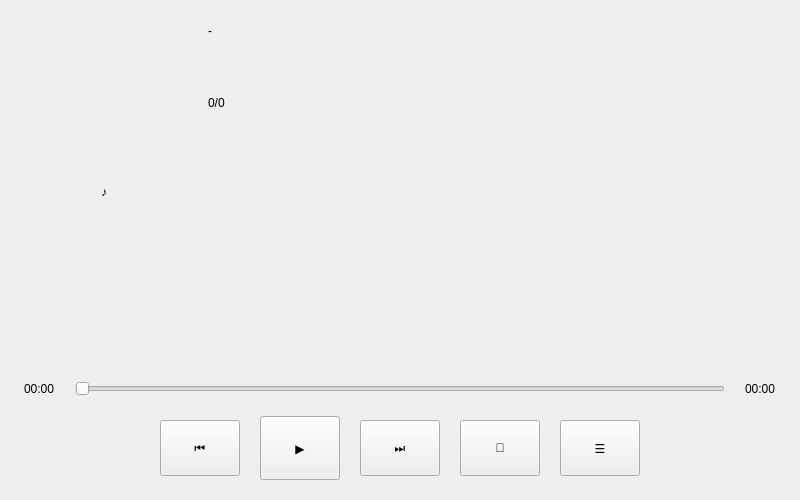
The window that playwidget.ui (Attention-C7/MusicPlayer) describes before a commit, drawn with Qt 5.
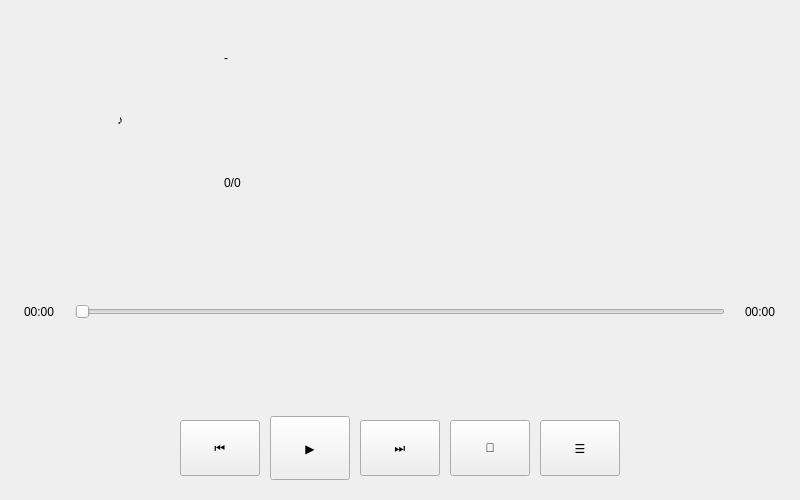
The same window after the commit.

The edit to the form file:
```diff
--- a/playwidget.ui
+++ b/playwidget.ui
@@ -31,6 +31,18 @@
    </property>
    <item>
     <layout class="QHBoxLayout" name="horizontalLayout_top">
+     <property name="leftMargin">
+      <number>16</number>
+     </property>
+     <property name="topMargin">
+      <number>16</number>
+     </property>
+     <property name="rightMargin">
+      <number>16</number>
+     </property>
+     <property name="bottomMargin">
+      <number>8</number>
+     </property>
      <property name="spacing">
       <number>24</number>
      </property>
@@ -65,7 +77,7 @@
      <item>
       <layout class="QVBoxLayout" name="verticalLayout_info">
        <property name="spacing">
-        <number>10</number>
+        <number>6</number>
        </property>
        <item>
         <widget class="QLabel" name="lbl_title">
@@ -95,19 +107,6 @@
          </property>
         </widget>
        </item>
-       <item>
-        <spacer name="verticalSpacer_info">
-         <property name="orientation">
-          <enum>Qt::Vertical</enum>
-         </property>
-         <property name="sizeHint" stdset="0">
-          <size>
-           <width>20</width>
-           <height>40</height>
-          </size>
-         </property>
-        </spacer>
-       </item>
       </layout>
      </item>
     </layout>
@@ -139,19 +138,12 @@
    </item>
    <item>
     <layout class="QHBoxLayout" name="horizontalLayout_controls">
-     <item>
-      <spacer name="horizontalSpacer_controls_left">
-       <property name="orientation">
-        <enum>Qt::Horizontal</enum>
-       </property>
-       <property name="sizeHint" stdset="0">
-        <size>
-         <width>40</width>
-         <height>20</height>
-        </size>
-       </property>
-      </spacer>
-     </item>
+     <property name="spacing">
+      <number>10</number>
+     </property>
+     <property name="alignment">
+      <set>Qt::AlignHCenter</set>
+     </property>
      <item>
       <widget class="QPushButton" name="btn_prev">
        <property name="minimumSize">
@@ -217,19 +209,6 @@
        </property>
       </widget>
      </item>
-     <item>
-      <spacer name="horizontalSpacer_controls_right">
-       <property name="orientation">
-        <enum>Qt::Horizontal</enum>
-       </property>
-       <property name="sizeHint" stdset="0">
-        <size>
-         <width>40</width>
-         <height>20</height>
-        </size>
-       </property>
-      </spacer>
-     </item>
     </layout>
    </item>
   </layout>
```
Left out of the diff: 6 changed lines with no effect on the pictures.
